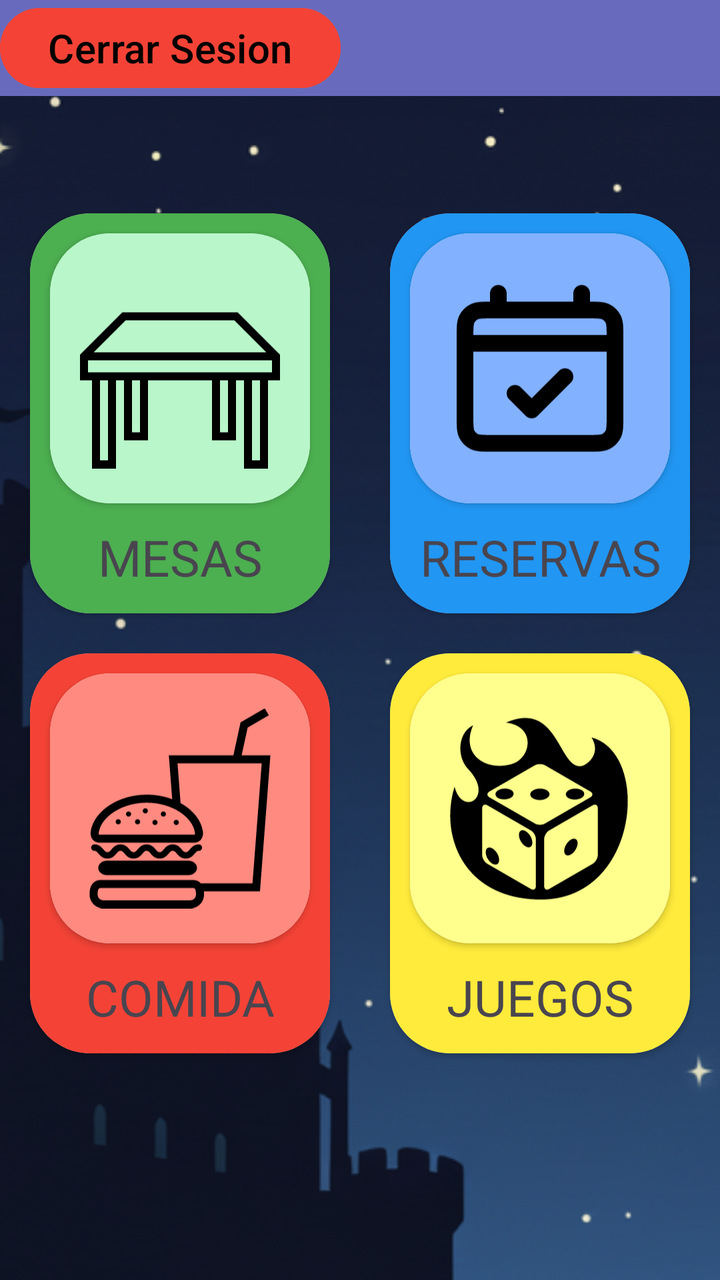
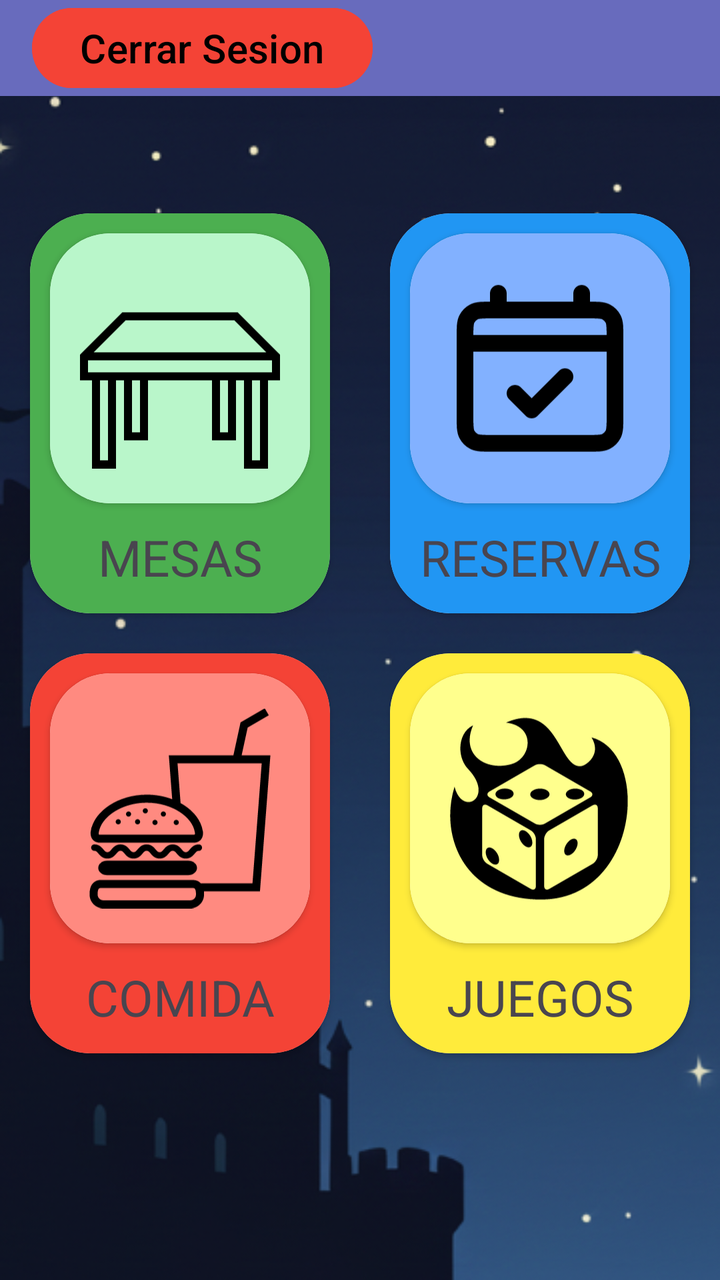

Before-and-after screenshots of an Android layout around one commit, followed by the original layout XML and the change that was made.
<!-- AndroidManifest.xml: application theme Theme.LaPosada -->
<!-- res/layout/activity_home_menu.xml -->
<?xml version="1.0" encoding="utf-8"?>
<androidx.constraintlayout.widget.ConstraintLayout xmlns:android="http://schemas.android.com/apk/res/android"
    xmlns:app="http://schemas.android.com/apk/res-auto"
    xmlns:tools="http://schemas.android.com/tools"
    android:id="@+id/main"
    android:layout_width="match_parent"
    android:layout_height="match_parent"
    tools:context=".HomeMenu_Activity"
    android:background="@drawable/fondo_default"
    >

    <androidx.constraintlayout.widget.Guideline
        android:layout_width="wrap_content"
        android:layout_height="wrap_content"
        android:orientation="horizontal"
        app:layout_constraintGuide_percent="0.075"
        android:id="@+id/guideLine_top"
        />
    <androidx.constraintlayout.widget.ConstraintLayout
        android:layout_width="match_parent"
        android:layout_height="0dp"
        android:id="@+id/linearLayout_topMenu"
        app:layout_constraintTop_toTopOf="parent"
        app:layout_constraintBottom_toBottomOf="@id/guideLine_top"
        app:layout_constraintStart_toStartOf="parent"
        android:background="@color/purple_blue"
        android:weightSum="100"
        >
        <Button
            android:id="@+id/button_backButton"
            android:layout_width="wrap_content"
            android:layout_height="wrap_content"

            android:backgroundTint="@color/red"
            android:text="@string/logout_title"
            app:layout_constraintTop_toTopOf="parent"
            app:layout_constraintBottom_toBottomOf="parent"
            app:layout_constraintStart_toStartOf="parent"
            android:textColor="@color/black"
            android:textSize="20sp"
            />



    </androidx.constraintlayout.widget.ConstraintLayout>

    <androidx.constraintlayout.widget.Guideline
        android:layout_width="wrap_content"
        android:layout_height="wrap_content"
        android:orientation="vertical"
        android:id="@+id/guideLine_middle"
        app:layout_constraintGuide_percent="0.5"
        />

    <androidx.cardview.widget.CardView
        android:id="@+id/cardView_tablesMenu"
        android:layout_width="150dp"
        android:layout_height="200dp"
        app:layout_constraintTop_toBottomOf="@id/linearLayout_topMenu"
        app:layout_constraintBottom_toBottomOf="parent"
        app:layout_constraintStart_toStartOf="parent"
        app:layout_constraintEnd_toEndOf="@id/guideLine_middle"
        app:cardCornerRadius="30dp"
        app:layout_constraintVertical_bias="0.15">

        <LinearLayout
                android:layout_width="match_parent"
                android:layout_height="match_parent"
                android:orientation="vertical"
                android:background="@color/green"
                android:weightSum="100">



                <androidx.cardview.widget.CardView
                    android:layout_width="match_parent"
                    android:layout_height="0dp"
                    android:layout_weight="75"
                    app:cardCornerRadius="30dp"
                    android:layout_margin="10dp">

                    <LinearLayout
                        android:layout_width="match_parent"
                        android:layout_height="match_parent"
                        android:orientation="vertical"
                        android:background="@color/pastel_green">

                        <ImageView
                            android:layout_width="match_parent"
                            android:layout_height="match_parent"
                            android:src="@drawable/table"
                            android:padding="15dp"/>

                    </LinearLayout>

                    <Button
                        android:id="@+id/boton_mesas"
                        android:layout_width="match_parent"
                        android:layout_height="match_parent"
                        android:background="@android:color/transparent"/>

                </androidx.cardview.widget.CardView>

                <TextView
                    android:layout_width="match_parent"
                    android:layout_height="0dp"
                    android:layout_weight="25"
                    android:text="@string/tables_title"
                    android:gravity="center|top"
                    android:textSize="25sp"/>



        </LinearLayout>

    </androidx.cardview.widget.CardView>

    <androidx.cardview.widget.CardView
        android:id="@+id/cardView_reservasMenu"
        android:layout_width="150dp"
        android:layout_height="200dp"
        app:layout_constraintTop_toBottomOf="@id/linearLayout_topMenu"
        app:layout_constraintBottom_toBottomOf="parent"
        app:layout_constraintStart_toStartOf="@id/guideLine_middle"
        app:layout_constraintEnd_toEndOf="parent"
        app:cardCornerRadius="30dp"
        app:layout_constraintVertical_bias="0.15"
        >
        <LinearLayout
            android:layout_width="match_parent"
            android:layout_height="match_parent"
            android:orientation="vertical"
            android:background="@color/blue"
            android:weightSum="100"
            >
            <androidx.cardview.widget.CardView
                android:layout_width="match_parent"
                android:layout_height="0dp"
                android:layout_weight="75"
                app:cardCornerRadius="30dp"
                android:layout_margin="10dp"
                >

                <LinearLayout
                    android:layout_width="match_parent"
                    android:layout_height="match_parent"
                    android:orientation="vertical"
                    android:background="@color/pastel_blue"
                    >
                    <ImageView
                        android:layout_width="match_parent"
                        android:layout_height="match_parent"
                        android:src="@drawable/calendar"
                        android:padding="15dp"
                        />
                </LinearLayout>

            </androidx.cardview.widget.CardView>
            <TextView
                android:layout_width="match_parent"
                android:layout_height="0dp"
                android:layout_weight="25"
                android:text="@string/reservas_title"
                android:gravity="center|top"
                android:textSize="25sp"
                />

        </LinearLayout>

    </androidx.cardview.widget.CardView>
    <androidx.cardview.widget.CardView
        android:id="@+id/cardView_foodMenu"
        android:layout_width="150dp"
        android:layout_height="200dp"
        app:layout_constraintTop_toBottomOf="@id/cardView_tablesMenu"
        app:layout_constraintBottom_toBottomOf="parent"
        app:layout_constraintStart_toStartOf="@id/cardView_tablesMenu"
        app:cardCornerRadius="30dp"
        app:layout_constraintVertical_bias="0.15"

        >
        <LinearLayout
            android:layout_width="match_parent"
            android:layout_height="match_parent"
            android:orientation="vertical"
            android:background="@color/red"
            android:weightSum="100"
            >
            <androidx.cardview.widget.CardView
                android:layout_width="match_parent"
                android:layout_height="0dp"
                android:layout_weight="75"
                app:cardCornerRadius="30dp"
                android:layout_margin="10dp"
                >

                <LinearLayout
                    android:layout_width="match_parent"
                    android:layout_height="match_parent"
                    android:orientation="vertical"
                    android:background="@color/pastel_red"
                    >
                    <ImageView
                        android:layout_width="match_parent"
                        android:layout_height="match_parent"
                        android:src="@drawable/food"
                        android:padding="15dp"
                        />
                </LinearLayout>

            </androidx.cardview.widget.CardView>
            <TextView
                android:layout_width="match_parent"
                android:layout_height="0dp"
                android:layout_weight="25"
                android:text="@string/food_title"
                android:gravity="center|top"
                android:textSize="25sp"
                />

        </LinearLayout>

    </androidx.cardview.widget.CardView>
    <androidx.cardview.widget.CardView
        android:id="@+id/cardView_gamesMenu"
        android:layout_width="150dp"
        android:layout_height="200dp"
        app:layout_constraintTop_toBottomOf="@id/cardView_reservasMenu"
        app:layout_constraintBottom_toBottomOf="parent"
        app:layout_constraintStart_toStartOf="@id/cardView_reservasMenu"
        app:cardCornerRadius="30dp"
        app:layout_constraintVertical_bias="0.15"
        >
        <LinearLayout
            android:layout_width="match_parent"
            android:layout_height="match_parent"
            android:orientation="vertical"
            android:background="@color/yellow"
            android:weightSum="100"
            >
            <androidx.cardview.widget.CardView
                android:layout_width="match_parent"
                android:layout_height="0dp"
                android:layout_weight="75"
                app:cardCornerRadius="30dp"
                android:layout_margin="10dp"
                >

                <LinearLayout
                    android:layout_width="match_parent"
                    android:layout_height="match_parent"
                    android:orientation="vertical"
                    android:background="@color/pastel_yellow"
                    >
                    <ImageView
                        android:layout_width="match_parent"
                        android:layout_height="match_parent"
                        android:src="@drawable/fire_dice"
                        android:padding="15dp"
                        />
                </LinearLayout>

            </androidx.cardview.widget.CardView>
            <TextView
                android:layout_width="match_parent"
                android:layout_height="0dp"
                android:layout_weight="25"
                android:text="@string/games_title"
                android:gravity="center|top"
                android:textSize="25sp"
                />

        </LinearLayout>

    </androidx.cardview.widget.CardView>



</androidx.constraintlayout.widget.ConstraintLayout>
<!-- resources referenced by this layout -->
<resources>
  <color name="black">#FF000000</color>
  <color name="blue">#2196F3</color>
  <color name="green">#4CAF50</color>
  <color name="pastel_blue">#82B1FF</color>
  <color name="pastel_green">#B9F6CA</color>
  <color name="pastel_red">#FF8A80</color>
  <color name="pastel_yellow">#FFFF8D</color>
  <color name="purple_blue">#686bbd</color>
  <color name="red">#F44336</color>
  <color name="yellow">#FFEB3B</color>
  <!-- drawable calendar (drawable) -->
  <vector xmlns:android="http://schemas.android.com/apk/res/android"
      android:width="800dp"
      android:height="800dp"
      android:viewportWidth="24"
      android:viewportHeight="24">
    <path
        android:pathData="M3,9H21M9,15L11,17L15,13M7,3V5M17,3V5M6.2,21H17.8C18.92,21 19.48,21 19.908,20.782C20.284,20.59 20.59,20.284 20.782,19.908C21,19.48 21,18.92 21,17.8V8.2C21,7.08 21,6.52 20.782,6.092C20.59,5.716 20.284,5.41 19.908,5.218C19.48,5 18.92,5 17.8,5H6.2C5.08,5 4.52,5 4.092,5.218C3.716,5.41 3.41,5.716 3.218,6.092C3,6.52 3,7.08 3,8.2V17.8C3,18.92 3,19.48 3.218,19.908C3.41,20.284 3.716,20.59 4.092,20.782C4.52,21 5.08,21 6.2,21Z"
        android:strokeLineJoin="round"
        android:strokeWidth="2"
        android:fillColor="#00000000"
        android:strokeColor="#000000"
        android:strokeLineCap="round"/>
  </vector>
  <!-- drawable table (drawable) -->
  <vector xmlns:android="http://schemas.android.com/apk/res/android"
      android:width="800dp"
      android:height="800dp"
      android:viewportWidth="50"
      android:viewportHeight="50">
    <path
        android:pathData="M10.586,11L0.381,21.205A1,1 0,0 0,0.189 21.396L0,21.586L0,21.832A1,1 0,0 0,0 22.158L0,28L3,28L3,50L9,50L9,28L11,28L11,43L17,43L17,28L33,28L33,43L39,43L39,28L41,28L41,50L47,50L47,28L50,28L50,22.168A1,1 0,0 0,50 21.842L50,21.586L49.807,21.393A1,1 0,0 0,49.623 21.207A1,1 0,0 0,49.617 21.203L39.414,11L39,11L10.586,11zM11.414,13L38.586,13L46.586,21L3.414,21L11.414,13zM2,23L48,23L48,26L46.168,26A1,1 0,0 0,45.842 26L42.154,26A1,1 0,0 0,41.984 25.986A1,1 0,0 0,41.84 26L38.168,26A1,1 0,0 0,37.842 26L34.154,26A1,1 0,0 0,33.984 25.986A1,1 0,0 0,33.84 26L16.168,26A1,1 0,0 0,15.842 26L12.154,26A1,1 0,0 0,11.984 25.986A1,1 0,0 0,11.84 26L8.168,26A1,1 0,0 0,7.842 26L4.154,26A1,1 0,0 0,3.984 25.986A1,1 0,0 0,3.84 26L2,26L2,23zM5,28L7,28L7,48L5,48L5,28zM13,28L15,28L15,41L13,41L13,28zM35,28L37,28L37,41L35,41L35,28zM43,28L45,28L45,48L43,48L43,28z"
        android:fillColor="#000000"/>
  </vector>
  <string name="food_title">COMIDA</string>
  <string name="games_title">JUEGOS</string>
  <string name="logout_title">Cerrar Sesion</string>
  <string name="reservas_title">RESERVAS</string>
  <string name="tables_title">MESAS</string>
  <style name="Theme.LaPosada" parent="Base.Theme.LaPosada" />
  <style name="Base.Theme.LaPosada" parent="Theme.Material3.DayNight.NoActionBar">
          
          
      </style>
  <!-- unchanged entries left out for length: 3 -->
</resources>

<!-- the commit's change to res/layout/activity_home_menu.xml (unified diff, before → after) -->
@@ -30,7 +30,7 @@
             android:id="@+id/button_backButton"
             android:layout_width="wrap_content"
             android:layout_height="wrap_content"
-
+            android:layout_marginStart="16dp"
             android:backgroundTint="@color/red"
             android:text="@string/logout_title"
             app:layout_constraintTop_toTopOf="parent"
